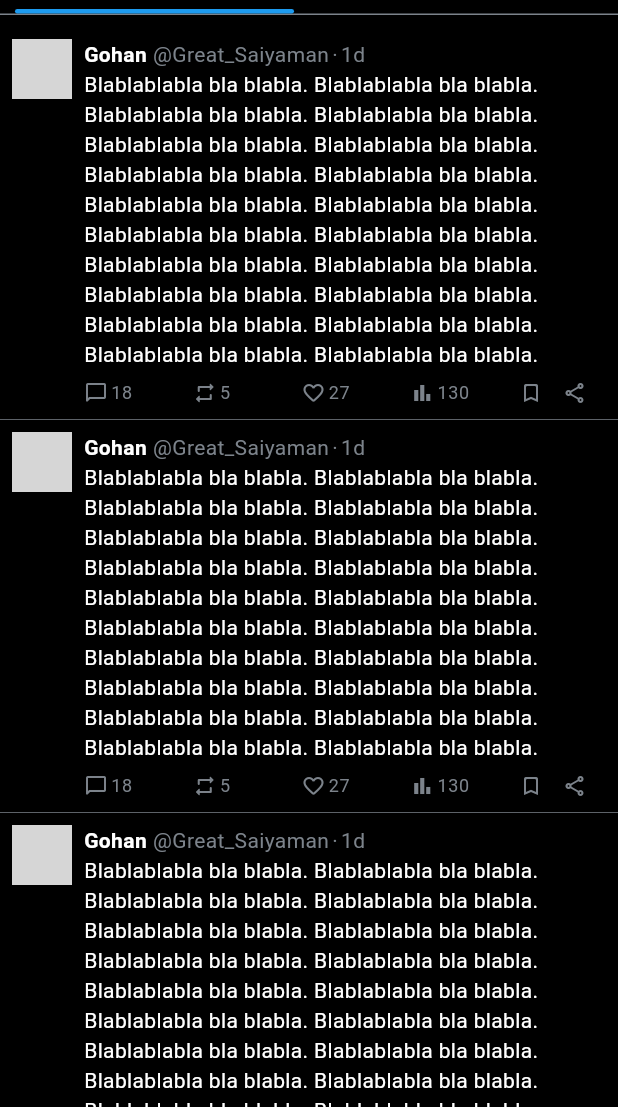
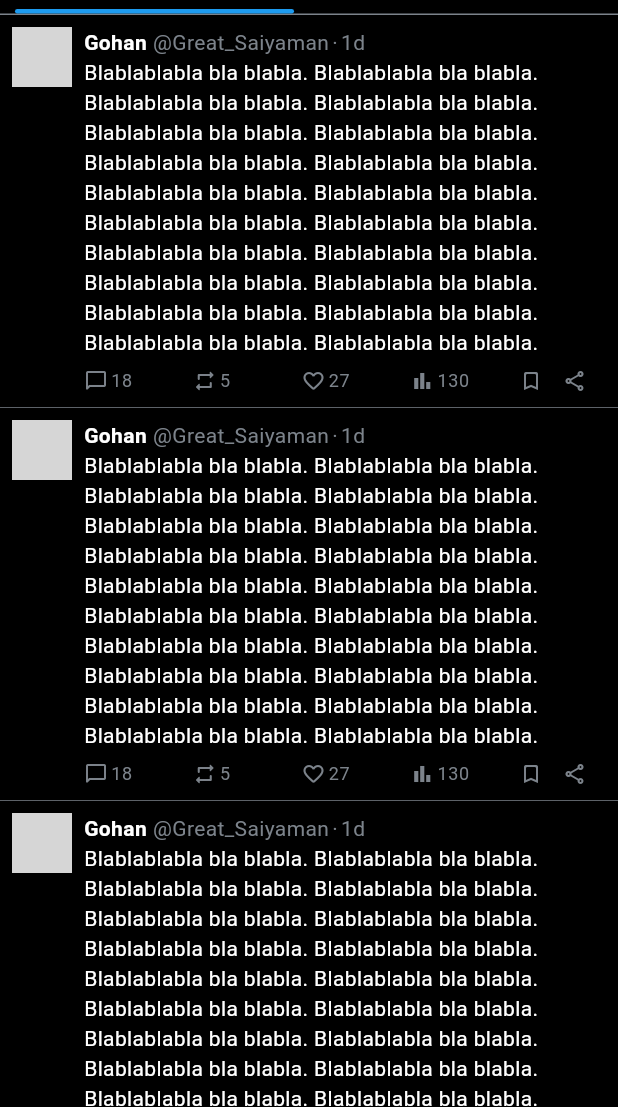
Before and after one commit to AladdineDev/bloX, a Flutter app: the TweetListScreen screen opened by its route, on a phone screen of 412 x 824 dp, the part 129-1236 px from its top. Run offline on Flutter 3.47's test engine with Material 3 defaults, Android fonts, the phone set to English and light mode, and no system bars; our stand-ins replace firebase_core, go_router; accounts and stored records are empty; generated files the repository leaves out were written again; network calls fail; grey boxes are pictures that could not be loaded.

Commit message:
refactor: remove padding

```diff
--- a/lib/features/tweet/views/tweet_list_screen.dart
+++ b/lib/features/tweet/views/tweet_list_screen.dart
@@ -47,9 +47,7 @@ class TweetListScreen extends StatelessWidget {
                             context,
                           ),
                         ),
-                        SliverPadding(
-                          padding: const EdgeInsets.symmetric(vertical: 8),
-                          sliver: SliverList.separated(
+                        SliverList.separated(
                           itemCount: 50,
                           itemBuilder: (context, index) {
                             return Tweet(
@@ -61,7 +59,6 @@ class TweetListScreen extends StatelessWidget {
                           separatorBuilder: (context, index) {
                             return const Divider();
                           },
-                          ),
                         ),
                       ],
                     );
```
Lines whose indentation alone changed are shown as unchanged.
